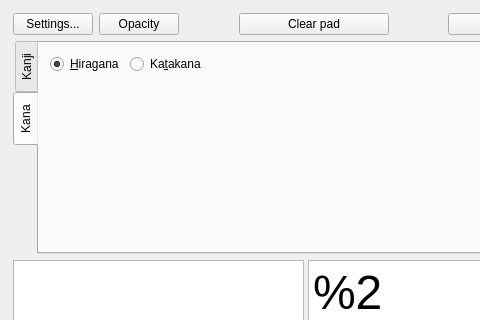
The window that mainwindow.ui (kernel1024/qjrad) describes before a commit, drawn with Qt 5; both pictures show x 0 to 480 and y 0 to 320 of the 894 by 536 pixel window.
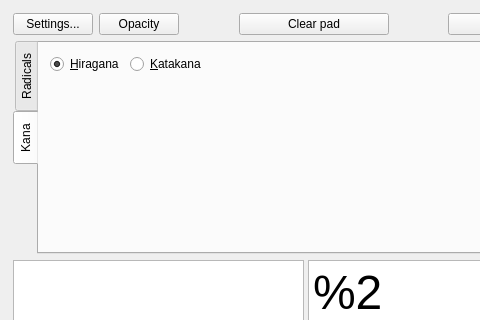
The same window after the commit. The open tabs and pages were chosen to show the change.

Patch:
```diff
--- a/mainwindow.ui
+++ b/mainwindow.ui
@@ -117,7 +117,7 @@
           </property>
           <widget class="QWidget" name="tab">
            <attribute name="title">
-            <string>Kanji</string>
+            <string>Radicals</string>
            </attribute>
            <layout class="QVBoxLayout" name="verticalLayout_3">
             <property name="spacing">
@@ -162,7 +162,7 @@
               <item>
                <widget class="QRadioButton" name="radioKatakana">
                 <property name="text">
-                 <string>Ka&amp;takana</string>
+                 <string>&amp;Katakana</string>
                 </property>
                </widget>
               </item>
```
